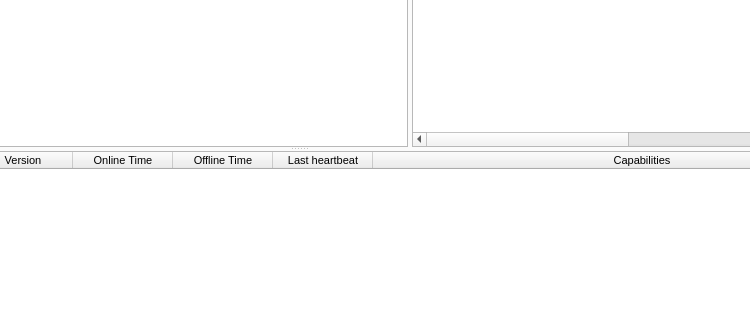
david2777/DPS_Hydra, file Documentation/ui/UI_FarmView.ui: the form before one commit; both pictures show x 348 to 1098 and y 215 to 535 of the 1294 by 716 pixel window.
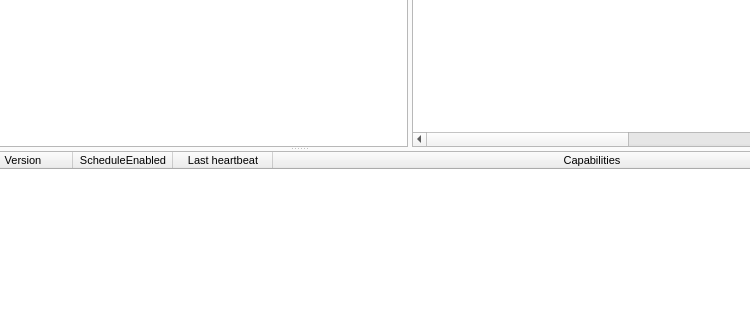
The form after the commit.

Diff of the .ui file:
```diff
--- a/Documentation/ui/UI_FarmView.ui
+++ b/Documentation/ui/UI_FarmView.ui
@@ -398,12 +398,7 @@
            </column>
            <column>
             <property name="text">
-             <string>Online Time</string>
-            </property>
-           </column>
-           <column>
-            <property name="text">
-             <string>Offline Time</string>
+             <string>ScheduleEnabled</string>
             </property>
            </column>
            <column>
```
Left out of the diff: 16 changed lines with no effect on the pictures.
